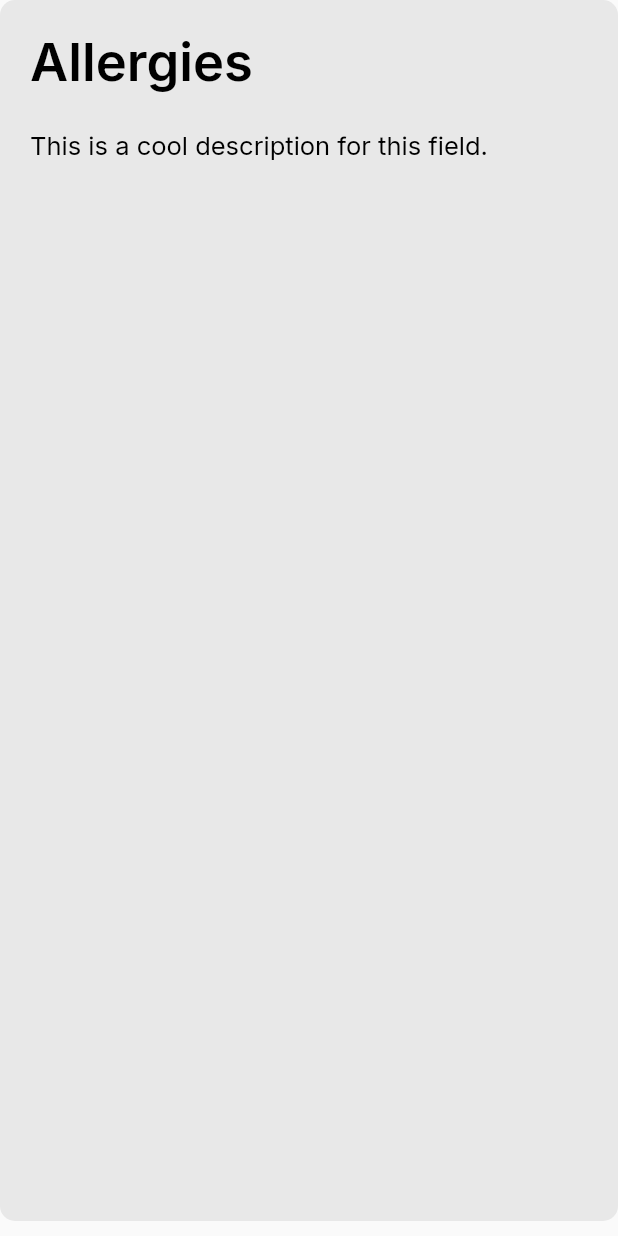
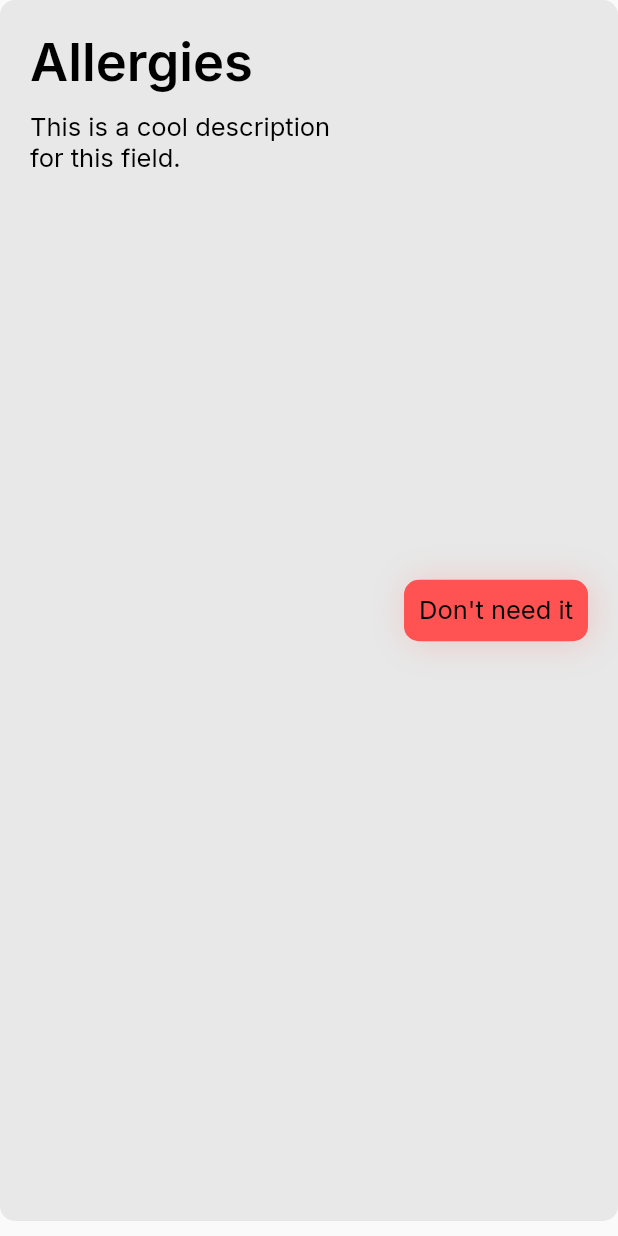
Before and after one commit to mattrltrent/code_hack_2023_client, a Flutter app: the Accordian widget shown alone on an empty page, opened directly, on a phone screen of 412 x 824 dp. Run offline on Flutter 3.47's test engine with Material 2 defaults, Android fonts, the phone set to English and light mode, and no system bars; our stand-ins replace bloc, google_fonts.

Commit message:
added buttons for requesting access to patient data

```diff
--- /dev/null
+++ b/lib/cubit/patient_data_state.dart
@@ -0,0 +1,6 @@
+part of 'patient_data_cubit.dart';
+
+@immutable
+abstract class PatientDataState {}
+
+class PatientDataInitial extends PatientDataState {}
--- a/lib/widgets/accordian.dart
+++ b/lib/widgets/accordian.dart
@@ -1,5 +1,5 @@
-import 'package:client/anims/scale.dart';
 import 'package:client/styles/typography.dart';
+import 'package:client/widgets/visibility.dart';
 import 'package:flutter/material.dart';
 
 class Accordian extends StatelessWidget {
@@ -7,19 +7,15 @@ class Accordian extends StatelessWidget {
 
   @override
   Widget build(BuildContext context) {
-    return ScaleAnim(
-      onTap: () => print("hey"),
-      child: Container(
+    return Container(
       margin: const EdgeInsets.only(bottom: 10),
       padding: const EdgeInsets.all(20),
-        decoration: BoxDecoration(
-            color: Colors.grey.withOpacity(0.2),
-            borderRadius: const BorderRadius.all(
-              Radius.circular(
-                10,
-              ),
-            )),
+      decoration:
+          BoxDecoration(color: Colors.grey.withOpacity(0.2), borderRadius: const BorderRadius.all(Radius.circular(10))),
       width: double.infinity,
+      child: Row(
+        children: [
+          Expanded(
             child: Column(
               crossAxisAlignment: CrossAxisAlignment.start,
               children: [
@@ -29,7 +25,7 @@ class Accordian extends StatelessWidget {
                     color: Colors.black,
                   ),
                 ),
-            const SizedBox(height: 25),
+                const SizedBox(height: 12.5),
                 Text(
                   "This is a cool description for this field.",
                   style: kBody.copyWith(
@@ -39,6 +35,10 @@ class Accordian extends StatelessWidget {
               ],
             ),
           ),
+          const SizedBox(width: 25),
+          const VisibilityLayout(type: VisibilityType.visible),
+        ],
+      ),
     );
   }
 }
--- /dev/null
+++ b/lib/widgets/visibility.dart
@@ -0,0 +1,44 @@
+import 'package:client/anims/scale.dart';
+import 'package:client/styles/typography.dart';
+import 'package:flutter/material.dart';
+
+enum VisibilityType {
+  visible,
+  hidden,
+}
+
+class VisibilityLayout extends StatefulWidget {
+  const VisibilityLayout({super.key, required this.type});
+
+  final VisibilityType type;
+
+  @override
+  State<VisibilityLayout> createState() => _VisibilityLayoutState();
+}
+
+class _VisibilityLayoutState extends State<VisibilityLayout> {
+  bool isSelected = false;
+
+  @override
+  Widget build(BuildContext context) {
+    return ScaleAnim(
+      onTap: () => setState(() => isSelected = !isSelected),
+      child: Container(
+        padding: const EdgeInsets.all(10),
+        decoration: BoxDecoration(
+            borderRadius: const BorderRadius.all(Radius.circular(10)),
+            color: isSelected ? Colors.greenAccent : Colors.redAccent,
+            boxShadow: [
+              BoxShadow(
+                  color: isSelected ? Colors.green.withOpacity(0.2) : Colors.red.withOpacity(0.2),
+                  blurRadius: 20,
+                  offset: const Offset(2, 1))
+            ]),
+        child: Text(
+          isSelected ? "Requesting access" : "Don't need it",
+          style: kBody.copyWith(color: Colors.black),
+        ),
+      ),
+    );
+  }
+}
--- a/pubspec.yaml
+++ b/pubspec.yaml
@@ -36,6 +36,7 @@ dependencies:
   # Use with the CupertinoIcons class for iOS style icons.
   cupertino_icons: ^1.0.2
   google_fonts: ^4.0.3
+  flutter_bloc: ^8.1.2
 
 dev_dependencies:
   flutter_test:
```
Also changed, not shown: lib/cubit/patient_data_cubit.dart (added, +8 -0 lines), lib/screens/auth.dart (+30 -7 lines), lib/screens/patient_data.dart (added, +23 -0 lines), lib/screens/perms.dart (+8 -8 lines), pubspec.lock. Lines whose indentation alone changed are shown as unchanged.
